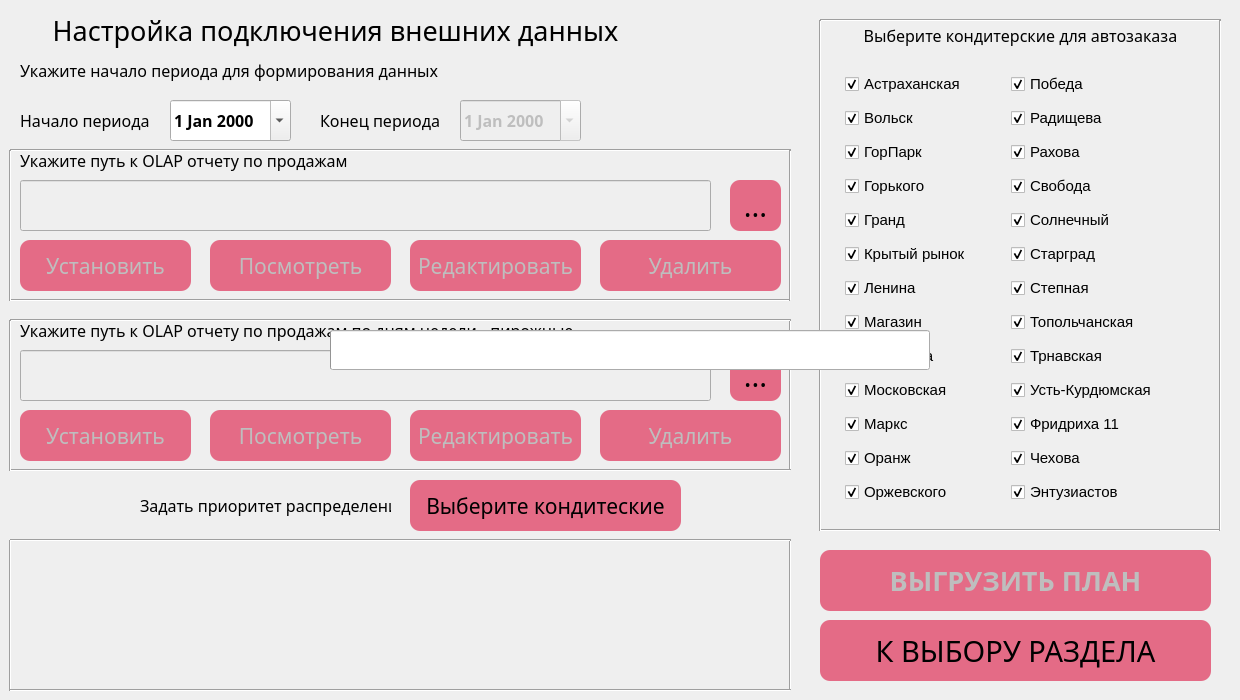
Above: ui/pie.ui from PavelZagumenkin/Malina_Orders_v1 before the change. Below: the same form after it.
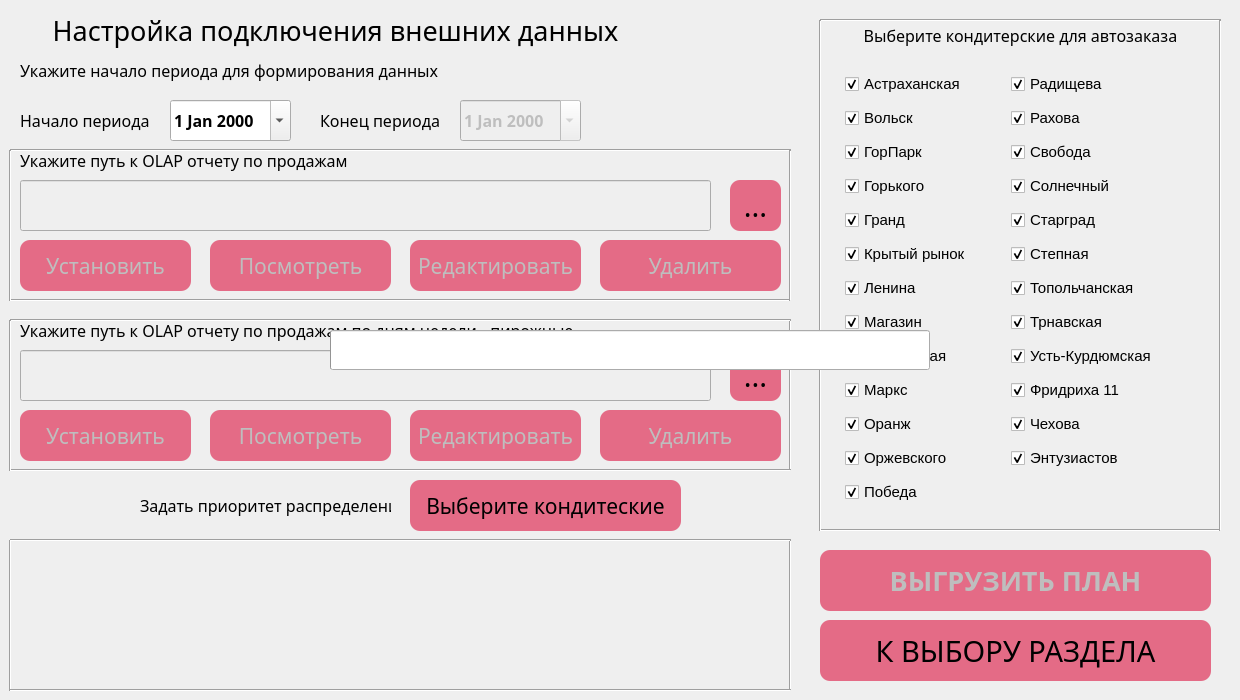
That is the form after the change. Icons and pictures are not drawn.

Commit message: Удалил Мичурина из списка для пирожных, добавил ГорПарк в список для приоритетов

```diff
--- a/ui/pie.ui
+++ b/ui/pie.ui
@@ -840,51 +840,6 @@
        </property>
       </widget>
      </item>
-     <item row="9" column="0">
-      <widget class="QCheckBox" name="cb_moskovskaya">
-       <property name="font">
-        <font>
-         <pointsize>11</pointsize>
-        </font>
-       </property>
-       <property name="text">
-        <string>Московская</string>
-       </property>
-       <property name="checked">
-        <bool>true</bool>
-       </property>
-      </widget>
-     </item>
-     <item row="10" column="0">
-      <widget class="QCheckBox" name="cb_marks">
-       <property name="font">
-        <font>
-         <pointsize>11</pointsize>
-        </font>
-       </property>
-       <property name="text">
-        <string>Маркс</string>
-       </property>
-       <property name="checked">
-        <bool>true</bool>
-       </property>
-      </widget>
-     </item>
-     <item row="11" column="0">
-      <widget class="QCheckBox" name="cb_orang">
-       <property name="font">
-        <font>
-         <pointsize>11</pointsize>
-        </font>
-       </property>
-       <property name="text">
-        <string>Оранж</string>
-       </property>
-       <property name="checked">
-        <bool>true</bool>
-       </property>
-      </widget>
-     </item>
      <item row="6" column="0">
       <widget class="QCheckBox" name="cb_lenina">
        <property name="font">
@@ -975,24 +930,6 @@
        </property>
       </widget>
      </item>
-     <item row="8" column="0">
-      <widget class="QCheckBox" name="cb_michurina">
-       <property name="font">
-        <font>
-         <pointsize>11</pointsize>
-        </font>
-       </property>
-       <property name="text">
-        <string>Мичурина</string>
-       </property>
-       <property name="checkable">
-        <bool>true</bool>
-       </property>
-       <property name="checked">
-        <bool>true</bool>
-       </property>
-      </widget>
-     </item>
      <item row="0" column="0">
       <widget class="QCheckBox" name="cb_astrahanskaya">
        <property name="font">
@@ -1008,22 +945,232 @@
        </property>
       </widget>
      </item>
-     <item row="12" column="1">
-      <widget class="QCheckBox" name="cb_entuziastov">
+     <item row="8" column="0">
+      <widget class="QCheckBox" name="cb_moskovskaya">
        <property name="font">
         <font>
          <pointsize>11</pointsize>
         </font>
        </property>
        <property name="text">
-        <string>Энтузиастов</string>
+        <string>Московская</string>
        </property>
        <property name="checked">
         <bool>true</bool>
        </property>
       </widget>
      </item>
-     <item row="11" column="1">
+     <item row="9" column="0">
+      <widget class="QCheckBox" name="cb_marks">
+       <property name="font">
+        <font>
+         <pointsize>11</pointsize>
+        </font>
+       </property>
+       <property name="text">
+        <string>Маркс</string>
+       </property>
+       <property name="checked">
+        <bool>true</bool>
+       </property>
+      </widget>
+     </item>
+     <item row="10" column="0">
+      <widget class="QCheckBox" name="cb_orang">
+       <property name="font">
+        <font>
+         <pointsize>11</pointsize>
+        </font>
+       </property>
+       <property name="text">
+        <string>Оранж</string>
+       </property>
+       <property name="checked">
+        <bool>true</bool>
+       </property>
+      </widget>
+     </item>
+     <item row="11" column="0">
+      <widget class="QCheckBox" name="cb_orgevskogo">
+       <property name="font">
+        <font>
+         <pointsize>11</pointsize>
+        </font>
+       </property>
+       <property name="text">
+        <string>Оржевского</string>
+       </property>
+       <property name="checked">
+        <bool>true</bool>
+       </property>
+      </widget>
+     </item>
+     <item row="12" column="0">
+      <widget class="QCheckBox" name="cb_pobeda">
+       <property name="font">
+        <font>
+         <pointsize>11</pointsize>
+        </font>
+       </property>
+       <property name="text">
+        <string>Победа</string>
+       </property>
+       <property name="checked">
+        <bool>true</bool>
+       </property>
+      </widget>
+     </item>
+     <item row="0" column="1">
+      <widget class="QCheckBox" name="cb_svoboda_2">
+       <property name="font">
+        <font>
+         <pointsize>11</pointsize>
+        </font>
+       </property>
+       <property name="text">
+        <string>Радищева</string>
+       </property>
+       <property name="checked">
+        <bool>true</bool>
+       </property>
+      </widget>
+     </item>
+     <item row="1" column="1">
+      <widget class="QCheckBox" name="cb_rahova">
+       <property name="font">
+        <font>
+         <pointsize>11</pointsize>
+        </font>
+       </property>
+       <property name="text">
+        <string>Рахова</string>
+       </property>
+       <property name="checked">
+        <bool>true</bool>
+       </property>
+      </widget>
+     </item>
+     <item row="2" column="1">
+      <widget class="QCheckBox" name="cb_svoboda">
+       <property name="font">
+        <font>
+         <pointsize>11</pointsize>
+        </font>
+       </property>
+       <property name="text">
+        <string>Свобода</string>
+       </property>
+       <property name="checked">
+        <bool>true</bool>
+       </property>
+      </widget>
+     </item>
+     <item row="3" column="1">
+      <widget class="QCheckBox" name="cb_solnechnii">
+       <property name="font">
+        <font>
+         <pointsize>11</pointsize>
+        </font>
+       </property>
+       <property name="text">
+        <string>Солнечный</string>
+       </property>
+       <property name="checked">
+        <bool>true</bool>
+       </property>
+      </widget>
+     </item>
+     <item row="4" column="1">
+      <widget class="QCheckBox" name="cb_stargrad">
+       <property name="font">
+        <font>
+         <pointsize>11</pointsize>
+        </font>
+       </property>
+       <property name="text">
+        <string>Старград</string>
+       </property>
+       <property name="checked">
+        <bool>true</bool>
+       </property>
+      </widget>
+     </item>
+     <item row="5" column="1">
+      <widget class="QCheckBox" name="cb_stepnaya">
+       <property name="font">
+        <font>
+         <pointsize>11</pointsize>
+        </font>
+       </property>
+       <property name="text">
+        <string>Степная</string>
+       </property>
+       <property name="checked">
+        <bool>true</bool>
+       </property>
+      </widget>
+     </item>
+     <item row="6" column="1">
+      <widget class="QCheckBox" name="cb_topol">
+       <property name="font">
+        <font>
+         <pointsize>11</pointsize>
+        </font>
+       </property>
+       <property name="text">
+        <string>Топольчанская</string>
+       </property>
+       <property name="checked">
+        <bool>true</bool>
+       </property>
+      </widget>
+     </item>
+     <item row="7" column="1">
+      <widget class="QCheckBox" name="cb_trnavskaya">
+       <property name="font">
+        <font>
+         <pointsize>11</pointsize>
+        </font>
+       </property>
+       <property name="text">
+        <string>Трнавская</string>
+       </property>
+       <property name="checked">
+        <bool>true</bool>
+       </property>
+      </widget>
+     </item>
+     <item row="8" column="1">
+      <widget class="QCheckBox" name="cb_ust_kurdym">
+       <property name="font">
+        <font>
+         <pointsize>11</pointsize>
+        </font>
+       </property>
+       <property name="text">
+        <string>Усть-Курдюмская</string>
+       </property>
+       <property name="checked">
+        <bool>true</bool>
+       </property>
+      </widget>
+     </item>
+     <item row="9" column="1">
+      <widget class="QCheckBox" name="cb_fridriha">
+       <property name="font">
+        <font>
+         <pointsize>11</pointsize>
+        </font>
+       </property>
+       <property name="text">
+        <string>Фридриха 11</string>
+       </property>
+       <property name="checked">
+        <bool>true</bool>
+       </property>
+      </widget>
+     </item>
+     <item row="10" column="1">
       <widget class="QCheckBox" name="cb_chehova">
        <property name="enabled">
         <bool>true</bool>
@@ -1044,180 +1191,15 @@
        </property>
       </widget>
      </item>
-     <item row="10" column="1">
-      <widget class="QCheckBox" name="cb_fridriha">
+     <item row="11" column="1">
+      <widget class="QCheckBox" name="cb_entuziastov">
        <property name="font">
         <font>
          <pointsize>11</pointsize>
         </font>
        </property>
        <property name="text">
-        <string>Фридриха 11</string>
-       </property>
-       <property name="checked">
-        <bool>true</bool>
-       </property>
-      </widget>
-     </item>
-     <item row="9" column="1">
-      <widget class="QCheckBox" name="cb_ust_kurdym">
-       <property name="font">
-        <font>
-         <pointsize>11</pointsize>
-        </font>
-       </property>
-       <property name="text">
-        <string>Усть-Курдюмская</string>
-       </property>
-       <property name="checked">
-        <bool>true</bool>
-       </property>
-      </widget>
-     </item>
-     <item row="8" column="1">
-      <widget class="QCheckBox" name="cb_trnavskaya">
-       <property name="font">
-        <font>
-         <pointsize>11</pointsize>
-        </font>
-       </property>
-       <property name="text">
-        <string>Трнавская</string>
-       </property>
-       <property name="checked">
-        <bool>true</bool>
-       </property>
-      </widget>
-     </item>
-     <item row="7" column="1">
-      <widget class="QCheckBox" name="cb_topol">
-       <property name="font">
-        <font>
-         <pointsize>11</pointsize>
-        </font>
-       </property>
-       <property name="text">
-        <string>Топольчанская</string>
-       </property>
-       <property name="checked">
-        <bool>true</bool>
-       </property>
-      </widget>
-     </item>
-     <item row="6" column="1">
-      <widget class="QCheckBox" name="cb_stepnaya">
-       <property name="font">
-        <font>
-         <pointsize>11</pointsize>
-        </font>
-       </property>
-       <property name="text">
-        <string>Степная</string>
-       </property>
-       <property name="checked">
-        <bool>true</bool>
-       </property>
-      </widget>
-     </item>
-     <item row="5" column="1">
-      <widget class="QCheckBox" name="cb_stargrad">
-       <property name="font">
-        <font>
-         <pointsize>11</pointsize>
-        </font>
-       </property>
-       <property name="text">
-        <string>Старград</string>
-       </property>
-       <property name="checked">
-        <bool>true</bool>
-       </property>
-      </widget>
-     </item>
-     <item row="4" column="1">
-      <widget class="QCheckBox" name="cb_solnechnii">
-       <property name="font">
-        <font>
-         <pointsize>11</pointsize>
-        </font>
-       </property>
-       <property name="text">
-        <string>Солнечный</string>
-       </property>
-       <property name="checked">
-        <bool>true</bool>
-       </property>
-      </widget>
-     </item>
-     <item row="3" column="1">
-      <widget class="QCheckBox" name="cb_svoboda">
-       <property name="font">
-        <font>
-         <pointsize>11</pointsize>
-        </font>
-       </property>
-       <property name="text">
-        <string>Свобода</string>
-       </property>
-       <property name="checked">
-        <bool>true</bool>
-       </property>
-      </widget>
-     </item>
-     <item row="2" column="1">
-      <widget class="QCheckBox" name="cb_rahova">
-       <property name="font">
-        <font>
-         <pointsize>11</pointsize>
-        </font>
-       </property>
-       <property name="text">
-        <string>Рахова</string>
-       </property>
-       <property name="checked">
-        <bool>true</bool>
-       </property>
-      </widget>
-     </item>
-     <item row="1" column="1">
-      <widget class="QCheckBox" name="cb_svoboda_2">
-       <property name="font">
-        <font>
-         <pointsize>11</pointsize>
-        </font>
-       </property>
-       <property name="text">
-        <string>Радищева</string>
-       </property>
-       <property name="checked">
-        <bool>true</bool>
-       </property>
-      </widget>
-     </item>
-     <item row="0" column="1">
-      <widget class="QCheckBox" name="cb_pobeda">
-       <property name="font">
-        <font>
-         <pointsize>11</pointsize>
-        </font>
-       </property>
-       <property name="text">
-        <string>Победа</string>
-       </property>
-       <property name="checked">
-        <bool>true</bool>
-       </property>
-      </widget>
-     </item>
-     <item row="12" column="0">
-      <widget class="QCheckBox" name="cb_orgevskogo">
-       <property name="font">
-        <font>
-         <pointsize>11</pointsize>
-        </font>
-       </property>
-       <property name="text">
-        <string>Оржевского</string>
+        <string>Энтузиастов</string>
        </property>
        <property name="checked">
         <bool>true</bool>
```
The commit also changes 4 other files.
